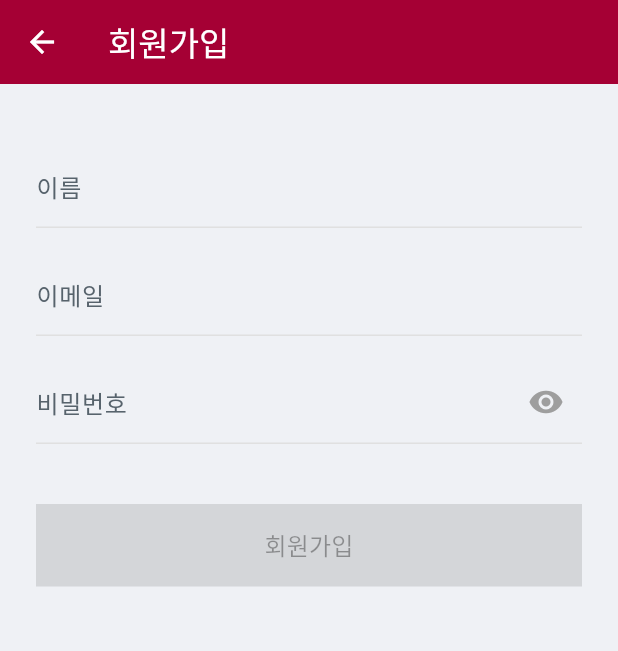
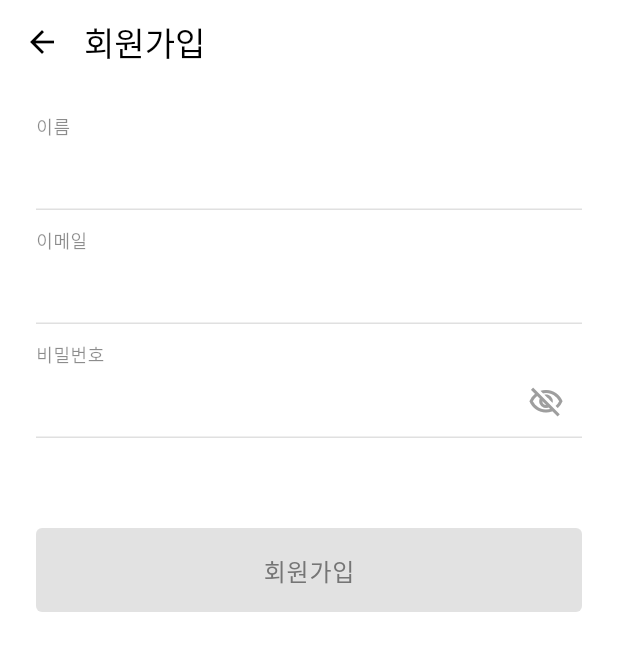
Before and after one commit to 5MinHaAll/5minha_lg-newzen, a Flutter app: the screen it shows after launch, after a tap on "회원가입", on a phone screen of 412 x 824 dp. Shown: the top 651 px of the screen. Run offline on Flutter 3.47's test engine with Material 3 defaults, Android fonts, the phone set to English and light mode, and no system bars; our stand-ins replace camera, firebase_auth, firebase_core, google_fonts, image_picker; missing offline and left inert: flutter_vision; accounts and stored records are empty; Roboto replaces fonts that are missing (Lg).

Commit message:
Design: signup화면 수정

```diff
--- /dev/null
+++ b/lib/components/appbar_default.dart
@@ -0,0 +1,65 @@
+import 'package:flutter/material.dart';
+import 'package:google_fonts/google_fonts.dart';
+import '../theme/app_colors.dart';
+
+class DefaultAppBar extends StatelessWidget implements PreferredSizeWidget {
+  final String title;
+  final Color? backgroundColor;
+  final Color? textColor;
+  final bool useGoogleFonts;
+  final FontWeight? fontWeight;
+  final List<Widget>? actions;
+  final double? titleSpacing; // 추가: 타이틀 spacing 조절
+
+  const DefaultAppBar({
+    super.key,
+    required this.title,
+    this.backgroundColor,
+    this.textColor,
+    this.useGoogleFonts = false,
+    this.fontWeight,
+    this.actions,
+    this.titleSpacing = 0, // 기본값 NavigationToolbar.kMiddleSpacing (16.0)
+  });
+
+  @override
+  Widget build(BuildContext context) {
+    final theme = Theme.of(context);
+
+    TextStyle? getTitleStyle() {
+      final baseStyle = theme.textTheme.titleLarge?.copyWith(
+        color: textColor ?? Colors.black,
+        fontWeight: fontWeight,
+      );
+
+      if (useGoogleFonts) {
+        return GoogleFonts.roboto(textStyle: baseStyle);
+      }
+
+      return baseStyle;
+    }
+
+    return AppBar(
+      title: Text(
+        title,
+        style: getTitleStyle(),
+      ),
+      backgroundColor: backgroundColor ?? AppColors.secondaryBackground,
+      titleSpacing: titleSpacing, // 타이틀 spacing 설정
+      leading: Navigator.canPop(context)
+          ? IconButton(
+              icon: const Icon(Icons.arrow_back),
+              onPressed: () => Navigator.of(context).pop(),
+              color: textColor ?? Colors.black,
+            )
+          : null,
+      actions: actions,
+      iconTheme: IconThemeData(
+        color: textColor ?? Colors.black,
+      ),
+    );
+  }
+
+  @override
+  Size get preferredSize => const Size.fromHeight(kToolbarHeight);
+}
--- a/lib/components/appbar_home.dart
+++ b/lib/components/appbar_home.dart
@@ -22,6 +22,7 @@ class HomeAppBar extends StatelessWidget implements PreferredSizeWidget {
                   fontWeight: FontWeight.bold,
                 ),
           ),
+          const SizedBox(width: 4),
           const Icon(
             Icons.keyboard_arrow_down,
             size: 20,
--- a/lib/screens/auth/login.dart
+++ b/lib/screens/auth/login.dart
@@ -195,11 +195,12 @@ class _LoginState extends State<Login> {
                 ElevatedButton(
                   onPressed: isFormFilled ? signIn : null,
                   style: ElevatedButton.styleFrom(
+                    // TODO: 비활성 상태 스타일 수정 - 배경 shade50, 글자색 200
                     backgroundColor: isFormFilled
                         ? const Color(0xFFA50034)
-                        : Colors.grey.shade200,
+                        : Colors.grey.shade300,
                     foregroundColor:
-                        isFormFilled ? Colors.white : Colors.grey.shade700,
+                        isFormFilled ? Colors.white : Colors.grey.shade600,
                     elevation: 0,
                     padding: const EdgeInsets.symmetric(vertical: 16),
                     shape: RoundedRectangleBorder(
@@ -210,7 +211,7 @@ class _LoginState extends State<Login> {
                     '로그인',
                     style: textTheme.bodyLarge?.copyWith(
                       fontSize: 16,
-                      color: isFormFilled ? Colors.white : Colors.grey.shade700,
+                      color: isFormFilled ? Colors.white : Colors.grey.shade600,
                     ),
                   ),
                 ),
--- a/lib/screens/auth/signup.dart
+++ b/lib/screens/auth/signup.dart
@@ -1,7 +1,8 @@
 import 'package:flutter/material.dart';
 import 'package:firebase_auth/firebase_auth.dart';
-
+import 'package:newzen/components/appbar_default.dart';
 import 'welcome_screen.dart';
+import 'package:google_fonts/google_fonts.dart';
 
 class SignUp extends StatefulWidget {
   const SignUp({Key? key}) : super(key: key);
@@ -63,23 +64,38 @@ class _SignUpState extends State<SignUp> {
 
   @override
   Widget build(BuildContext context) {
+    final textTheme = GoogleFonts.robotoTextTheme(Theme.of(context).textTheme);
+
     return Scaffold(
-      appBar: AppBar(
-        title: const Text('회원가입'),
-        backgroundColor: const Color(0xFFA50034),
+      backgroundColor: Colors.white,
+      appBar: DefaultAppBar(
+        title: '회원가입',
+        backgroundColor: Colors.white,
+        useGoogleFonts: true,
+        fontWeight: FontWeight.normal,
       ),
       body: SafeArea(
+        child: SingleChildScrollView(
           child: Padding(
             padding: const EdgeInsets.symmetric(horizontal: 24.0),
             child: Column(
               crossAxisAlignment: CrossAxisAlignment.stretch,
               children: [
-              const SizedBox(height: 40),
+                const SizedBox(height: 20),
                 // Name TextField
+                Text(
+                  '이름',
+                  style: textTheme.bodySmall?.copyWith(
+                    color: Colors.black45,
+                  ),
+                ),
+
+                const SizedBox(height: 0),
+
                 TextField(
                   controller: nameController,
+                  style: textTheme.bodyLarge,
                   decoration: InputDecoration(
-                  hintText: '이름',
                     border: const UnderlineInputBorder(),
                     enabledBorder: UnderlineInputBorder(
                       borderSide: BorderSide(color: Colors.grey.shade300),
@@ -87,16 +103,24 @@ class _SignUpState extends State<SignUp> {
                     focusedBorder: UnderlineInputBorder(
                       borderSide: BorderSide(color: Colors.grey.shade400),
                     ),
-                  contentPadding: const EdgeInsets.symmetric(vertical: 16),
+                    contentPadding: const EdgeInsets.symmetric(vertical: 8),
                   ),
-                onChanged: (_) => setState(() {}),
                 ),
-              const SizedBox(height: 16),
+
+                const SizedBox(height: 12),
                 // Email TextField
+                Text(
+                  '이메일',
+                  style: textTheme.bodySmall?.copyWith(
+                    color: Colors.black45,
+                  ),
+                ),
+                const SizedBox(height: 0),
+
                 TextField(
                   controller: emailController,
+                  style: textTheme.bodyLarge,
                   decoration: InputDecoration(
-                  hintText: '이메일',
                     border: const UnderlineInputBorder(),
                     enabledBorder: UnderlineInputBorder(
                       borderSide: BorderSide(color: Colors.grey.shade300),
@@ -104,17 +128,27 @@ class _SignUpState extends State<SignUp> {
                     focusedBorder: UnderlineInputBorder(
                       borderSide: BorderSide(color: Colors.grey.shade400),
                     ),
-                  contentPadding: const EdgeInsets.symmetric(vertical: 16),
+                    contentPadding: const EdgeInsets.symmetric(vertical: 8),
                   ),
                   onChanged: (_) => setState(() {}),
                 ),
-              const SizedBox(height: 16),
+
+                const SizedBox(height: 12),
                 // Password TextField
+                Text(
+                  '비밀번호',
+                  style: textTheme.bodySmall?.copyWith(
+                    color: Colors.black45,
+                  ),
+                ),
+
+                const SizedBox(height: 0),
+
                 TextField(
                   controller: passwordController,
                   obscureText: !isPasswordVisible,
+                  style: textTheme.bodyLarge,
                   decoration: InputDecoration(
-                  hintText: '비밀번호',
                     border: const UnderlineInputBorder(),
                     enabledBorder: UnderlineInputBorder(
                       borderSide: BorderSide(color: Colors.grey.shade300),
@@ -122,12 +156,12 @@ class _SignUpState extends State<SignUp> {
                     focusedBorder: UnderlineInputBorder(
                       borderSide: BorderSide(color: Colors.grey.shade400),
                     ),
-                  contentPadding: const EdgeInsets.symmetric(vertical: 16),
+                    contentPadding: const EdgeInsets.symmetric(vertical: 8),
                     suffixIcon: IconButton(
                       icon: Icon(
                         isPasswordVisible
-                          ? Icons.visibility_off
-                          : Icons.visibility,
+                            ? Icons.visibility_outlined
+                            : Icons.visibility_off_outlined,
                         color: Colors.grey,
                       ),
                       onPressed: () {
@@ -139,27 +173,29 @@ class _SignUpState extends State<SignUp> {
                   ),
                   onChanged: (_) => setState(() {}),
                 ),
-              const SizedBox(height: 40),
+
+                const SizedBox(height: 60),
                 // Sign Up Button
                 ElevatedButton(
                   onPressed: isFormFilled ? signUp : null,
                   style: ElevatedButton.styleFrom(
+                    // TODO: 비활성 상태 스타일 수정 - 배경 shade50, 글자색 200
                     backgroundColor: isFormFilled
                         ? const Color(0xFFA50034)
-                      : Colors.grey.shade200,
+                        : Colors.grey.shade300,
                     foregroundColor:
-                      isFormFilled ? Colors.white : Colors.grey.shade500,
+                        isFormFilled ? Colors.white : Colors.grey.shade600,
                     elevation: 0,
                     padding: const EdgeInsets.symmetric(vertical: 16),
-                  shape: const RoundedRectangleBorder(
-                    borderRadius: BorderRadius.zero,
+                    shape: RoundedRectangleBorder(
+                      borderRadius: BorderRadius.circular(4),
                     ),
                   ),
-                child: const Text(
+                  child: Text(
                     '회원가입',
-                  style: TextStyle(
+                    style: textTheme.bodyLarge?.copyWith(
                       fontSize: 16,
-                    fontWeight: FontWeight.w500,
+                      color: isFormFilled ? Colors.white : Colors.grey.shade600,
                     ),
                   ),
                 ),
@@ -167,6 +203,7 @@ class _SignUpState extends State<SignUp> {
             ),
           ),
         ),
+      ),
     );
   }
 }
--- /dev/null
+++ b/lib/screens/components/appbar_default.dart
@@ -0,0 +1 @@
+// TODO Implement this library.
```
Also changed, not shown: lib/components/appbar_device.dart (deleted). Lines whose indentation alone changed are shown as unchanged.
